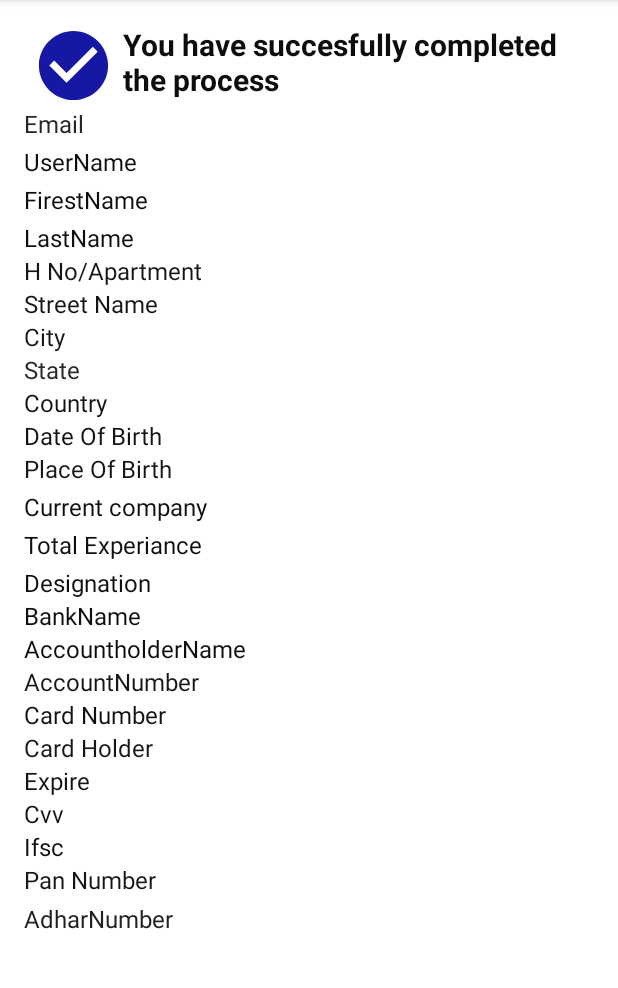
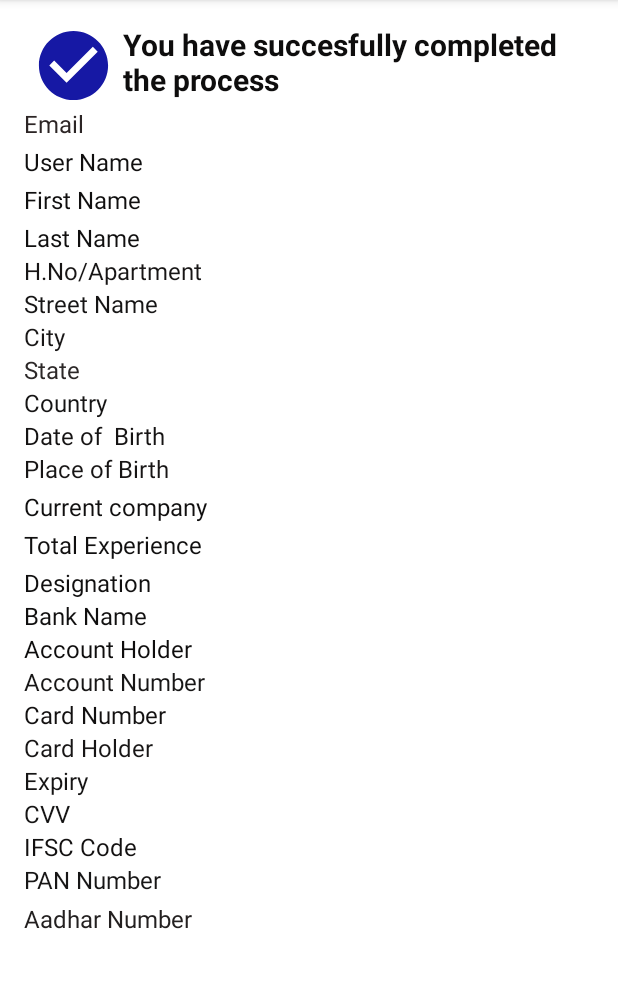
Before and after one commit to pullaiah-dudekula-improve10x/Practice-task, an Android app: the IdentityActivity screen opened directly, with no data from a screen before it, after a tap on "NEXT", on a phone screen of 412 x 824 dp, the part 84-1072 px from its top. Run offline under Robolectric (Android 15) with nearby library versions, the phone set to English and light mode, and no system bars; 1 statement that could not run was skipped.

Commit message:
updated sum changes

```diff
--- a/app/src/main/res/layout/activity_birth_details.xml
+++ b/app/src/main/res/layout/activity_birth_details.xml
@@ -60,13 +60,17 @@
             android:layout_width="108dp"
             android:layout_height="wrap_content"
             android:layout_marginLeft="10dp"
-            android:text="Back" />
+            android:layout_marginTop="10dp"
+            android:backgroundTint="#B1B0B0"
+            android:text="Back"
+            android:textColor="#131212" />
 
         <Button
             android:id="@+id/next6_btn"
             android:layout_width="108dp"
             android:layout_height="wrap_content"
             android:layout_marginLeft="130dp"
+            android:layout_marginTop="10dp"
             android:text="Next" />
     </LinearLayout>
 </LinearLayout>
--- a/app/src/main/res/layout/activity_signup_info.xml
+++ b/app/src/main/res/layout/activity_signup_info.xml
@@ -70,7 +70,7 @@
         android:id="@+id/next_btn"
         android:layout_width="wrap_content"
         android:layout_height="wrap_content"
-        android:layout_marginLeft="220dp"
+        android:layout_marginLeft="230dp"
         android:layout_marginTop="10dp"
         android:text="Next" />
 </LinearLayout>
--- a/app/src/main/res/layout/activity_succesfull.xml
+++ b/app/src/main/res/layout/activity_succesfull.xml
@@ -65,7 +65,7 @@
             android:layout_width="0dp"
             android:layout_height="wrap_content"
             android:layout_weight="1"
-            android:text="UserName"
+            android:text="User Name"
             android:textColor="#100F0F"
             android:textSize="16sp" />
 
@@ -88,7 +88,7 @@
             android:layout_width="0dp"
             android:layout_height="wrap_content"
             android:layout_weight="1"
-            android:text="FirestName"
+            android:text="First Name"
             android:textColor="#100F0F"
             android:textSize="16sp" />
 
@@ -111,7 +111,7 @@
             android:layout_width="0dp"
             android:layout_height="wrap_content"
             android:layout_weight="1"
-            android:text="LastName"
+            android:text="Last Name"
             android:textColor="#100F0F"
             android:textSize="16sp" />
 
@@ -133,7 +133,7 @@
             android:layout_width="0dp"
             android:layout_height="wrap_content"
             android:layout_weight="1"
-            android:text="H No/Apartment"
+            android:text="H.No/Apartment"
             android:textColor="#171515"
             android:textSize="16sp" />
 
@@ -243,7 +243,7 @@
             android:layout_width="0dp"
             android:layout_height="wrap_content"
             android:layout_weight="1"
-            android:text="Date Of Birth"
+            android:text="Date of  Birth"
             android:textColor="#151313"
             android:textSize="16sp" />
 
@@ -265,7 +265,7 @@
             android:layout_width="0dp"
             android:layout_height="wrap_content"
             android:layout_weight="1"
-            android:text="Place Of Birth"
+            android:text="Place of Birth"
             android:textColor="#171515"
             android:textSize="16sp" />
 
@@ -311,7 +311,7 @@
             android:layout_width="0dp"
             android:layout_height="wrap_content"
             android:layout_weight="1"
-            android:text="Total Experiance"
+            android:text="Total Experience"
             android:textColor="#100F0F"
             android:textSize="16sp" />
 
@@ -356,7 +356,7 @@
             android:layout_width="0dp"
             android:layout_height="wrap_content"
             android:layout_weight="1"
-            android:text="BankName"
+            android:text="Bank Name"
             android:textColor="#100F0F"
             android:textSize="16sp" />
 
@@ -378,7 +378,7 @@
             android:layout_width="0dp"
             android:layout_height="wrap_content"
             android:layout_weight="1"
-            android:text="AccountholderName"
+            android:text="Account Holder"
             android:textColor="#0E0D0D"
             android:textSize="16sp" />
 
@@ -400,7 +400,7 @@
             android:layout_width="0dp"
             android:layout_height="wrap_content"
             android:layout_weight="1"
-            android:text="AccountNumber"
+            android:text="Account Number"
             android:textColor="#171616"
             android:textSize="16sp" />
 
@@ -466,7 +466,7 @@
             android:layout_width="0dp"
             android:layout_height="wrap_content"
             android:layout_weight="1"
-            android:text="Expire"
+            android:text="Expiry"
             android:textColor="#151414"
             android:textSize="16sp" />
 
@@ -488,7 +488,7 @@
             android:layout_width="0dp"
             android:layout_height="wrap_content"
             android:layout_weight="1"
-            android:text="Cvv"
+            android:text="CVV"
             android:textColor="#151414"
             android:textSize="16sp" />
 
@@ -510,7 +510,7 @@
             android:layout_width="0dp"
             android:layout_height="wrap_content"
             android:layout_weight="1"
-            android:text="Ifsc"
+            android:text="IFSC Code"
             android:textColor="#121010"
             android:textSize="16sp" />
 
@@ -532,7 +532,7 @@
             android:layout_width="0dp"
             android:layout_height="wrap_content"
             android:layout_weight="1"
-            android:text="Pan Number"
+            android:text="PAN Number"
             android:textColor="#171616"
             android:textSize="16sp" />
 
@@ -554,7 +554,7 @@
             android:layout_width="0dp"
             android:layout_height="wrap_content"
             android:layout_weight="1"
-            android:text="AdharNumber"
+            android:text="Aadhar Number"
             android:textColor="#232020"
             android:textSize="16sp" />
 
```
Also changed, not shown: app/src/main/res/layout/activity_address.xml (+8 -3 lines), app/src/main/res/layout/activity_bank_account.xml (+5 -3 lines), app/src/main/res/layout/activity_credit_card_details.xml (+6 -2 lines), app/src/main/res/layout/activity_identity.xml (+8 -4 lines), app/src/main/res/layout/activity_personal_info.xml (+5 -3 lines), app/src/main/res/layout/activity_professional.xml (+5 -3 lines).
